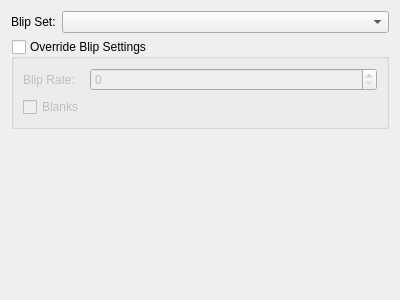
Qt form src/config_tabs/config_tab_blips.ui (Mystery-Novel-Online/MNO-Client) before a commit.
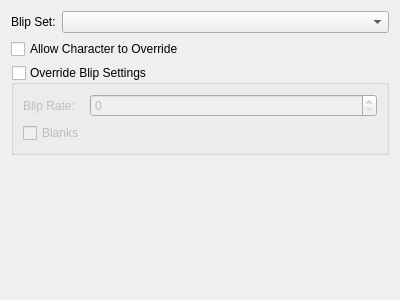
The same form after that commit.

Commit message: feat(blips): add "allow character to override"

Patch:
```diff
--- a/src/config_tabs/config_tab_blips.ui
+++ b/src/config_tabs/config_tab_blips.ui
@@ -28,6 +28,13 @@
      </item>
     </layout>
    </item>
+   <item>
+    <widget class="QCheckBox" name="checkBox">
+     <property name="text">
+      <string>Allow Character to Override</string>
+     </property>
+    </widget>
+   </item>
    <item>
     <widget class="QGroupBox" name="blipOverride">
      <property name="title">
```
